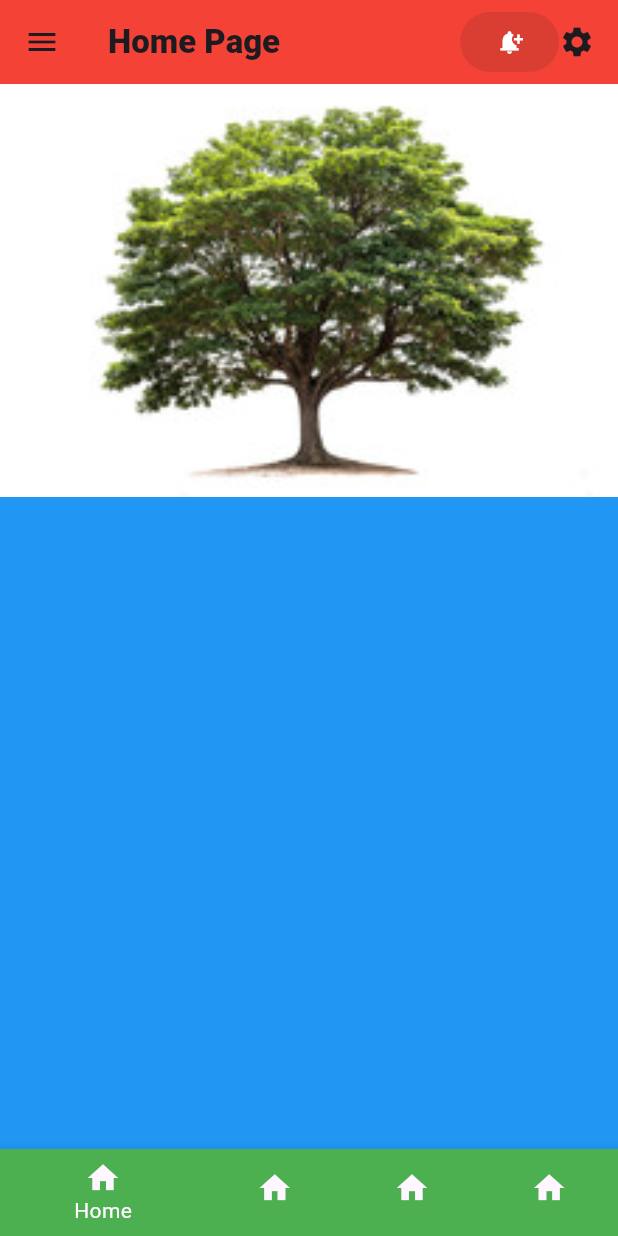
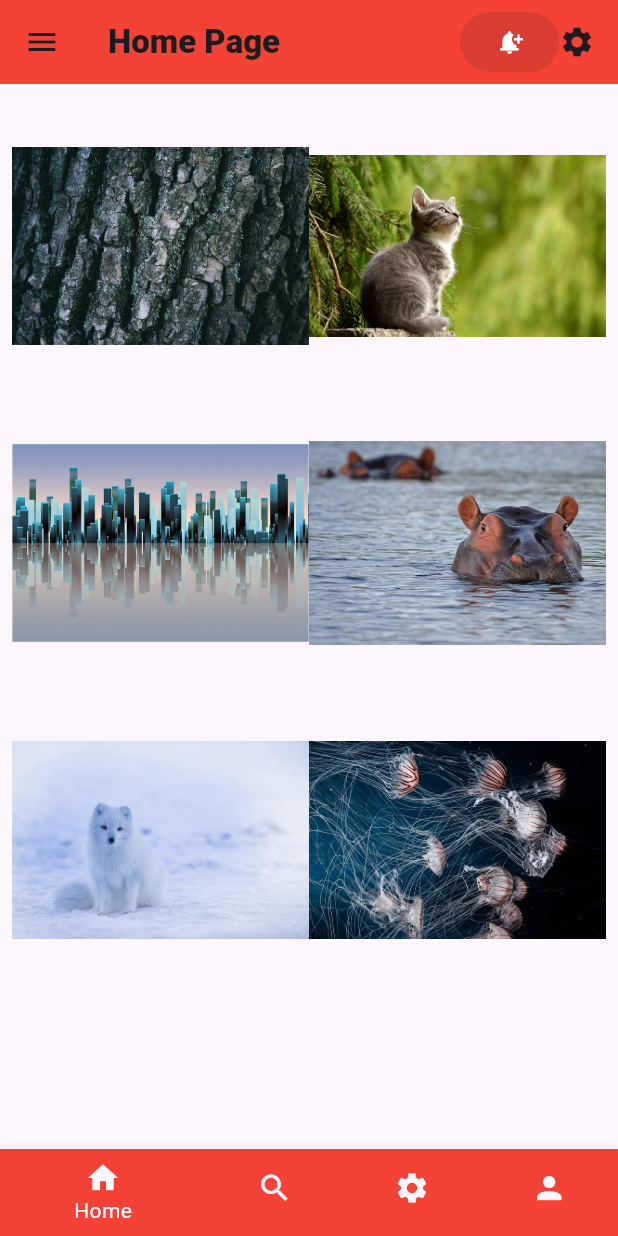
Before and after one commit to finteger/new_project_flutter2, a Flutter app: the screen it shows after launch, on a phone screen of 412 x 824 dp. Run offline on Flutter 3.47's test engine with Material 3 defaults, Android fonts, the phone set to English and light mode, and no system bars.

Commit message:
my update

```diff
--- a/lib/screens/my_home_page.dart
+++ b/lib/screens/my_home_page.dart
@@ -8,6 +8,15 @@ class MyHomePage extends StatefulWidget {
 }
 
 class _MyHomePageState extends State<MyHomePage> {
+  List<Widget> imageList = [
+    Image.asset('assets/images/bark.jpg'),
+    Image.asset('assets/images/cat.jpg'),
+    Image.asset('assets/images/city.png'),
+    Image.asset('assets/images/hippo.jpg'),
+    Image.asset('assets/images/iceland.jpg'),
+    Image.asset('assets/images/jellyfish.jpg'),
+  ];
+
   @override
   Widget build(BuildContext context) {
     return Scaffold(
@@ -32,33 +41,35 @@ class _MyHomePageState extends State<MyHomePage> {
         ),
       ),
       drawer: Drawer(),
-      body: Container(
-        decoration: const BoxDecoration(
-          color: Colors.blue,
-          image: DecorationImage(
-            image: AssetImage('assets/images/tree.jpg'),
-            scale: 0.1,
-            alignment: Alignment.topCenter,
-          ),
+      body: Padding(
+        padding: const EdgeInsets.all(8.0),
+        child: GridView.count(
+          crossAxisCount: 2,
+          children: List.generate(6, (index) {
+            return Column(
+              mainAxisAlignment: MainAxisAlignment.start,
+              children: [
+                Container(height: 200, child: imageList[index]),
+              ],
+            );
+          }),
         ),
       ),
-      bottomNavigationBar: BottomNavigationBar(items: [
+      bottomNavigationBar: BottomNavigationBar(items: const [
         BottomNavigationBarItem(
-            backgroundColor: Colors.green,
-            icon: Icon(Icons.home),
-            label: 'Home'),
+            backgroundColor: Colors.red, icon: Icon(Icons.home), label: 'Home'),
         BottomNavigationBarItem(
-            backgroundColor: Colors.green,
-            icon: Icon(Icons.home),
-            label: 'Home'),
+            backgroundColor: Colors.red,
+            icon: Icon(Icons.search),
+            label: 'Search'),
         BottomNavigationBarItem(
-            backgroundColor: Colors.green,
-            icon: Icon(Icons.home),
-            label: 'Home'),
+            backgroundColor: Colors.red,
+            icon: Icon(Icons.settings),
+            label: 'Settings'),
         BottomNavigationBarItem(
-            backgroundColor: Colors.green,
-            icon: Icon(Icons.home),
-            label: 'Home'),
+            backgroundColor: Colors.red,
+            icon: Icon(Icons.person),
+            label: 'Profile'),
       ]),
     );
   }
```
Also changed, not shown: assets/images/bark.jpg (added), assets/images/cat.jpg (added), assets/images/city.png (added), assets/images/hippo.jpg (added), assets/images/iceland.jpg (added), assets/images/jellyfish.jpg (added), pubspec.yaml (line endings or trailing spaces).
